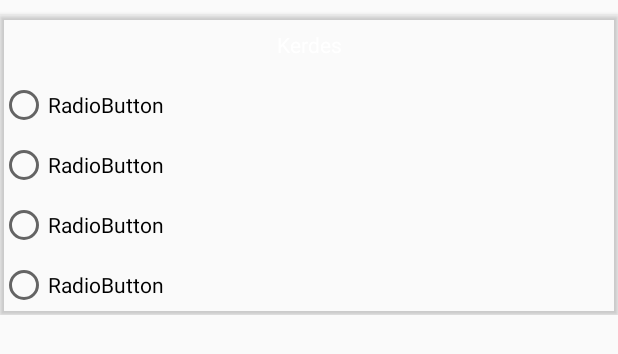
After one commit to szaboandrea/PedaApp, an Android app: the layout one_question.xml on its own in the app's theme, with its tools: preview values and no code run, on a phone screen of 412 x 824 dp. The commit adds this screen. Shown: the top 354 px of the screen. Run offline under Robolectric (Android 15) with nearby library versions, the phone set to English and light mode, and no system bars.

```diff
--- /dev/null
+++ b/app/src/main/res/layout/one_question.xml
@@ -0,0 +1,160 @@
+<?xml version="1.0" encoding="utf-8"?>
+<androidx.constraintlayout.widget.ConstraintLayout xmlns:android="http://schemas.android.com/apk/res/android"
+    xmlns:app="http://schemas.android.com/apk/res-auto"
+    xmlns:tools="http://schemas.android.com/tools"
+    android:layout_width="match_parent"
+    android:layout_height="wrap_content"
+    android:orientation="vertical">
+
+    <androidx.cardview.widget.CardView
+        android:id="@+id/cardViewMovie"
+        android:layout_width="0dp"
+        android:layout_height="200dp"
+        android:layout_marginTop="10dp"
+        android:background="@android:color/transparent"
+        app:cardBackgroundColor="@android:color/transparent"
+        app:layout_constraintEnd_toEndOf="parent"
+        app:layout_constraintHorizontal_bias="0.5"
+        app:layout_constraintStart_toStartOf="parent"
+        app:layout_constraintTop_toTopOf="parent">
+
+        <androidx.constraintlayout.widget.ConstraintLayout
+            android:layout_width="match_parent"
+            android:layout_height="match_parent">
+
+            <androidx.constraintlayout.widget.Guideline
+                android:id="@+id/guideline69"
+                android:layout_width="wrap_content"
+                android:layout_height="wrap_content"
+                android:orientation="horizontal"
+                app:layout_constraintGuide_begin="20dp"
+                app:layout_constraintGuide_percent="0.0" />
+
+            <androidx.constraintlayout.widget.Guideline
+                android:id="@+id/guideline70"
+                android:layout_width="wrap_content"
+                android:layout_height="wrap_content"
+                android:orientation="horizontal"
+                app:layout_constraintGuide_begin="20dp"
+                app:layout_constraintGuide_percent="0.2" />
+
+            <androidx.constraintlayout.widget.Guideline
+                android:id="@+id/guideline71"
+                android:layout_width="wrap_content"
+                android:layout_height="wrap_content"
+                android:orientation="horizontal"
+                app:layout_constraintGuide_end="0dp"
+                app:layout_constraintGuide_percent="1.0" />
+
+            <RadioGroup
+                android:layout_width="0dp"
+                android:layout_height="0dp"
+                app:layout_constraintBottom_toTopOf="@+id/guideline71"
+                app:layout_constraintEnd_toEndOf="parent"
+                app:layout_constraintStart_toStartOf="parent"
+                app:layout_constraintTop_toTopOf="@+id/guideline70">
+
+                <androidx.constraintlayout.widget.ConstraintLayout
+                    android:layout_width="match_parent"
+                    android:layout_height="match_parent">
+
+                    <androidx.constraintlayout.widget.Guideline
+                        android:id="@+id/guideline60"
+                        android:layout_width="wrap_content"
+                        android:layout_height="wrap_content"
+                        android:orientation="horizontal"
+                        app:layout_constraintGuide_begin="20dp"
+                        app:layout_constraintGuide_percent="0.0" />
+
+                    <androidx.constraintlayout.widget.Guideline
+                        android:id="@+id/guideline61"
+                        android:layout_width="wrap_content"
+                        android:layout_height="wrap_content"
+                        android:orientation="horizontal"
+                        app:layout_constraintGuide_begin="20dp"
+                        app:layout_constraintGuide_percent="0.25" />
+
+                    <androidx.constraintlayout.widget.Guideline
+                        android:id="@+id/guideline62"
+                        android:layout_width="wrap_content"
+                        android:layout_height="wrap_content"
+                        android:orientation="horizontal"
+                        app:layout_constraintGuide_begin="20dp"
+                        app:layout_constraintGuide_percent="0.5" />
+
+                    <androidx.constraintlayout.widget.Guideline
+                        android:id="@+id/guideline63"
+                        android:layout_width="wrap_content"
+                        android:layout_height="wrap_content"
+                        android:orientation="horizontal"
+                        app:layout_constraintGuide_begin="20dp"
+                        app:layout_constraintGuide_percent="0.75" />
+
+                    <androidx.constraintlayout.widget.Guideline
+                        android:id="@+id/guideline64"
+                        android:layout_width="wrap_content"
+                        android:layout_height="wrap_content"
+                        android:orientation="horizontal"
+                        app:layout_constraintGuide_begin="20dp"
+                        app:layout_constraintGuide_percent="1.0" />
+
+                    <RadioButton
+                        android:id="@+id/radioButtonAnswear1"
+                        android:layout_width="0dp"
+                        android:layout_height="0dp"
+                        android:text="RadioButton"
+                        app:layout_constraintBottom_toTopOf="@+id/guideline61"
+                        app:layout_constraintEnd_toEndOf="parent"
+                        app:layout_constraintStart_toStartOf="parent"
+                        app:layout_constraintTop_toTopOf="@+id/guideline60" />
+
+                    <RadioButton
+                        android:id="@+id/radioButtonAnswear2"
+                        android:layout_width="0dp"
+                        android:layout_height="0dp"
+                        android:text="RadioButton"
+                        app:layout_constraintBottom_toTopOf="@+id/guideline62"
+                        app:layout_constraintEnd_toEndOf="parent"
+                        app:layout_constraintStart_toStartOf="parent"
+                        app:layout_constraintTop_toBottomOf="@+id/radioButtonAnswear1" />
+
+                    <RadioButton
+                        android:id="@+id/radioButtonAnswear3"
+                        android:layout_width="0dp"
+                        android:layout_height="0dp"
+                        android:text="RadioButton"
+                        app:layout_constraintBottom_toTopOf="@+id/guideline63"
+                        app:layout_constraintEnd_toEndOf="parent"
+                        app:layout_constraintStart_toStartOf="parent"
+                        app:layout_constraintTop_toTopOf="@+id/guideline62" />
+
+                    <RadioButton
+                        android:id="@+id/radioButtonAnswear4"
+                        android:layout_width="0dp"
+                        android:layout_height="0dp"
+                        android:text="RadioButton"
+                        app:layout_constraintBottom_toTopOf="@+id/guideline64"
+                        app:layout_constraintEnd_toEndOf="parent"
+                        app:layout_constraintStart_toStartOf="parent"
+                        app:layout_constraintTop_toTopOf="@+id/guideline63" />
+
+                </androidx.constraintlayout.widget.ConstraintLayout>
+            </RadioGroup>
+
+            <TextView
+                android:id="@+id/tv_question"
+                android:layout_width="0dp"
+                android:layout_height="0dp"
+                android:background="@android:color/transparent"
+                android:gravity="center"
+                android:text="Kerdes"
+                android:textColor="#FFFFFF"
+                app:layout_constraintBottom_toTopOf="@+id/guideline70"
+                app:layout_constraintEnd_toEndOf="parent"
+                app:layout_constraintStart_toStartOf="parent"
+                app:layout_constraintTop_toTopOf="@+id/guideline69" />
+
+
+        </androidx.constraintlayout.widget.ConstraintLayout>
+    </androidx.cardview.widget.CardView>
+</androidx.constraintlayout.widget.ConstraintLayout>
--- a/app/src/main/res/values/strings.xml
+++ b/app/src/main/res/values/strings.xml
@@ -37,6 +37,7 @@
     <string name="testCreateAnswersCorrect">Helyes válasz</string>
     <string name="testCreateAddQuestion">Hozzáadás</string>
     <string name="testFill">Teszt kitöltése</string>
+    <string name="submit">Submit</string>
 
     <!-- TODO: Remove or change this placeholder text -->
     <string name="hello_blank_fragment">Hello blank fragment</string>
```
Also changed, not shown: app/build.gradle (+14 -4 lines), app/src/main/java/com/example/pedapp/Classes/TestAdapter.java (added, +64 -0 lines), app/src/main/java/com/example/pedapp/Database/SQLiteTest.java (+23 -0 lines), app/src/main/java/com/example/pedapp/Fragments/StudentHomepageFragment.java (+27 -15 lines), app/src/main/java/com/example/pedapp/Fragments/TestCompleteFragment.java (added, +23 -0 lines), app/src/main/res/layout/fragment_test_complete.xml (added, +109 -0 lines).
